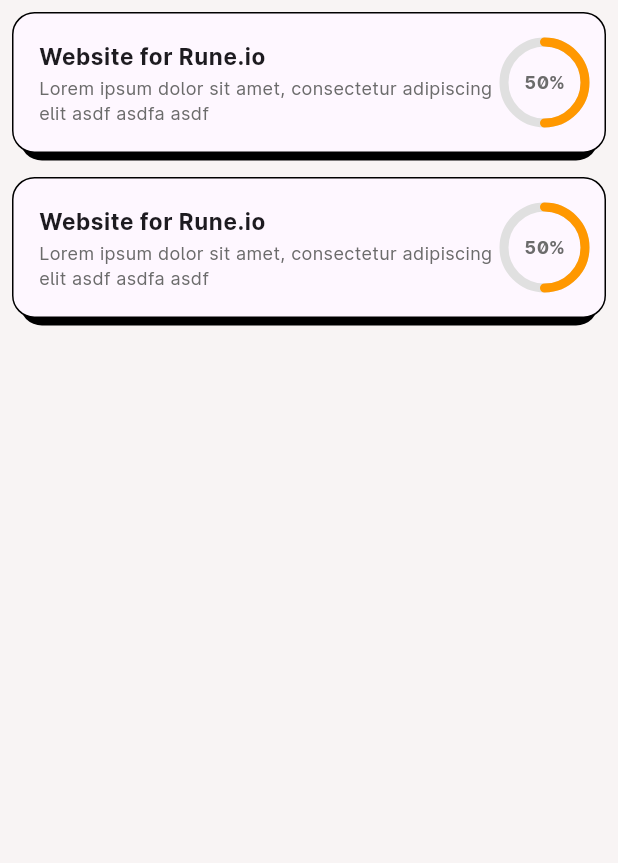
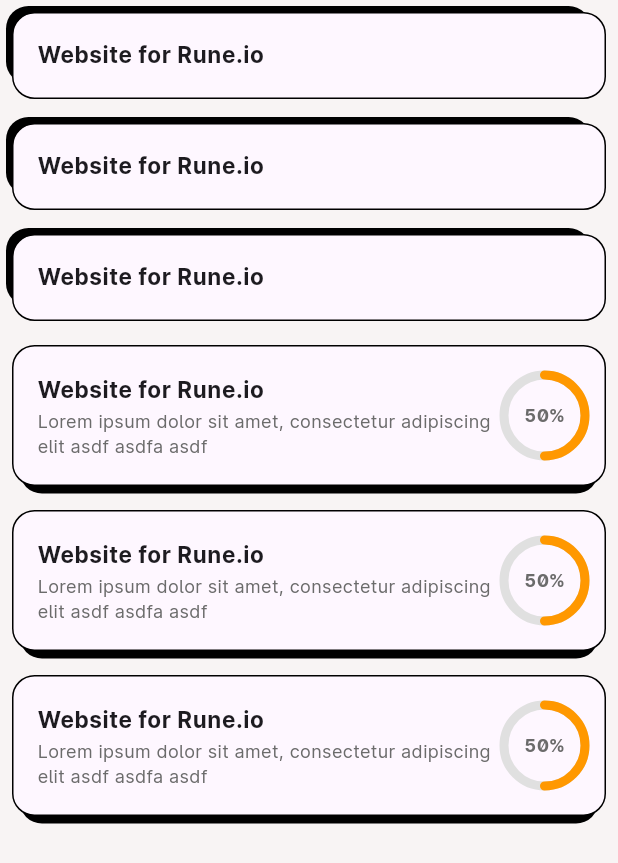
Before and after one commit to Michael-R-Dickinson/todolist, a Flutter app: the screen it shows after launch, on a phone screen of 412 x 824 dp. Shown: the top 863 px of the screen. Run offline on Flutter 3.47's test engine with Material 3 defaults, Android fonts, the phone set to English and light mode, and no system bars; drawn by our look-alikes of percent_indicator.

Commit message:
added compact mode for tasks

```diff
--- a/lib/theme/custom_theme.dart
+++ b/lib/theme/custom_theme.dart
@@ -5,6 +5,12 @@ const basicShadow = BoxShadow(
   color: Colors.black,
   spreadRadius: -5,
   offset: Offset(0, 10),
+);
+
+const compactShadow = BoxShadow(
+  color: Colors.black,
+  spreadRadius: -3,
+  offset: Offset(-7, -7),
 );
 
 final customTheme = ThemeData(
--- a/lib/widgets/task.dart
+++ b/lib/widgets/task.dart
@@ -3,17 +3,31 @@ import 'package:todolist/theme/custom_theme.dart';
 import 'package:todolist/widgets/completion_circle.dart';
 import 'package:todolist/widgets/task_text.dart';
 
-class TaskItem extends StatelessWidget {
-  const TaskItem({super.key});
+const titlePlaceholder = "Website for Rune.io";
+const descriptionPlaceholder =
+    "Lorem ipsum dolor sit amet, consectetur adipiscing elit asdf asdfa asdf";
+
+class TaskItemWrapper extends StatelessWidget {
+  final Widget child;
+  final bool isCompactMode;
+  const TaskItemWrapper({
+    super.key,
+    required this.child,
+    required this.isCompactMode,
+  });
 
   @override
   Widget build(BuildContext context) {
     return Container(
+        width: double.infinity,
         margin: const EdgeInsets.all(8),
-      padding: const EdgeInsets.fromLTRB(2, 16, 10, 16),
+        padding: const EdgeInsets.fromLTRB(16, 16, 10, 16),
         decoration: BoxDecoration(
           color: Theme.of(context).cardColor,
-        boxShadow: const [basicShadow],
+          boxShadow: [
+            if (!isCompactMode) basicShadow,
+            if (isCompactMode) compactShadow
+          ],
           borderRadius: BorderRadius.circular(15),
           border: Border.all(
             color: Colors.black,
@@ -21,27 +35,53 @@ class TaskItem extends StatelessWidget {
             width: 1,
           ),
         ),
-      child: const Row(
+        child: child);
+  }
+}
+
+class BaseTaskItem extends StatelessWidget {
+  final bool isCompactMode;
+  const BaseTaskItem({super.key, required this.isCompactMode});
+
+  @override
+  Widget build(BuildContext context) {
+    return TaskItemWrapper(
+      isCompactMode: isCompactMode,
+      child: isCompactMode ? const CompactTaskItem() : const DefaultTaskItem(),
+    );
+  }
+}
+
+class DefaultTaskItem extends StatelessWidget {
+  const DefaultTaskItem({super.key});
+
+  @override
+  Widget build(BuildContext context) {
+    return const Row(
       mainAxisAlignment: MainAxisAlignment.spaceBetween,
       children: [
         Expanded(
           child: Row(
             children: [
-                SizedBox(
-                  width: 15,
-                ),
               Expanded(
                 child: TaskText(
-                      title: "Website for Rune.io",
-                      description:
-                          "Lorem ipsum dolor sit amet, consectetur adipiscing elit asdf asdfa asdf"),
+                    title: titlePlaceholder,
+                    description: descriptionPlaceholder),
               ),
             ],
           ),
         ),
         ProgressCircle(percent: 0.5),
       ],
-      ),
     );
   }
 }
+
+class CompactTaskItem extends StatelessWidget {
+  const CompactTaskItem({super.key});
+
+  @override
+  Widget build(BuildContext context) {
+    return const TaskText(title: titlePlaceholder);
+  }
+}
--- a/lib/widgets/task_text.dart
+++ b/lib/widgets/task_text.dart
@@ -4,9 +4,9 @@ import 'package:flutter/material.dart';
 
 class TaskText extends StatelessWidget {
   final String title;
-  final String description;
+  final String? description;
 
-  const TaskText({super.key, required this.title, required this.description});
+  const TaskText({super.key, required this.title, this.description});
 
   @override
   Widget build(BuildContext context) {
@@ -21,10 +21,11 @@ class TaskText extends StatelessWidget {
                 const TextHeightBehavior(applyHeightToLastDescent: false),
           ),
           const SizedBox(height: 4),
-          Text(
-            description,
-            style: Theme.of(context).textTheme.bodyMedium,
-          )
+          if (description != null)
+            Text(
+              description!,
+              style: Theme.of(context).textTheme.bodyMedium,
+            )
         ]);
   }
 }
--- a/lib/widgets/todo_list.dart
+++ b/lib/widgets/todo_list.dart
@@ -9,7 +9,26 @@ class TodoList extends StatelessWidget {
   Widget build(BuildContext context) {
     return const Center(
       child: Column(
-        children: [TaskItem(), TaskItem()],
+        children: [
+          BaseTaskItem(
+            isCompactMode: true,
+          ),
+          BaseTaskItem(
+            isCompactMode: true,
+          ),
+          BaseTaskItem(
+            isCompactMode: true,
+          ),
+          BaseTaskItem(
+            isCompactMode: false,
+          ),
+          BaseTaskItem(
+            isCompactMode: false,
+          ),
+          BaseTaskItem(
+            isCompactMode: false,
+          )
+        ],
       ),
     );
   }
```
Lines whose indentation alone changed are shown as unchanged.
